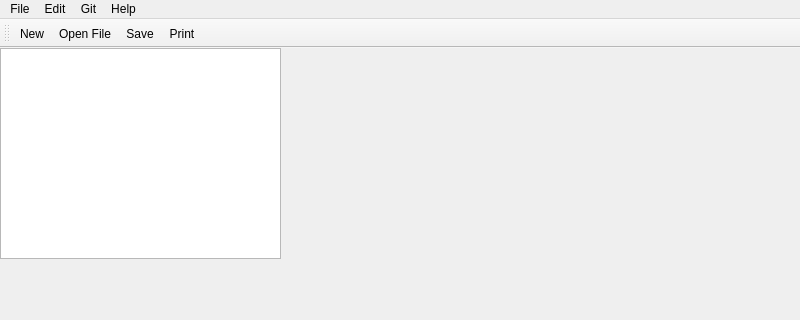
Above: gui_v1/mainwindow.ui from jennifer4569/CoCode before the change; both pictures show x 0 to 800 and y 0 to 320 of the 800 by 600 pixel window. Below: the same form after it.
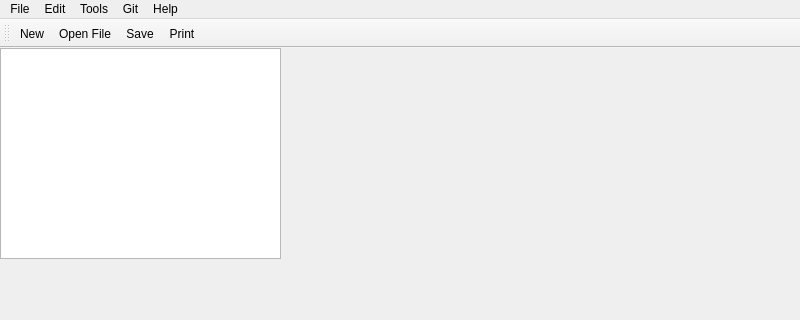
That is the form after the change. Icons and pictures are not drawn.

Diff of the .ui file:
```diff
--- a/gui_v1/mainwindow.ui
+++ b/gui_v1/mainwindow.ui
@@ -36,7 +36,7 @@
      <x>0</x>
      <y>0</y>
      <width>800</width>
-     <height>21</height>
+     <height>26</height>
     </rect>
    </property>
    <widget class="QMenu" name="menuFile">
@@ -74,8 +74,14 @@
      <string>Help</string>
     </property>
    </widget>
+   <widget class="QMenu" name="menuTools">
+    <property name="title">
+     <string>Tools</string>
+    </property>
+   </widget>
    <addaction name="menuFile"/>
    <addaction name="menuEdit"/>
+   <addaction name="menuTools"/>
    <addaction name="menuHelp"/>
    <addaction name="menuHelp_2"/>
   </widget>
```
Left out of the diff: 24 changed lines with no effect on the pictures.
